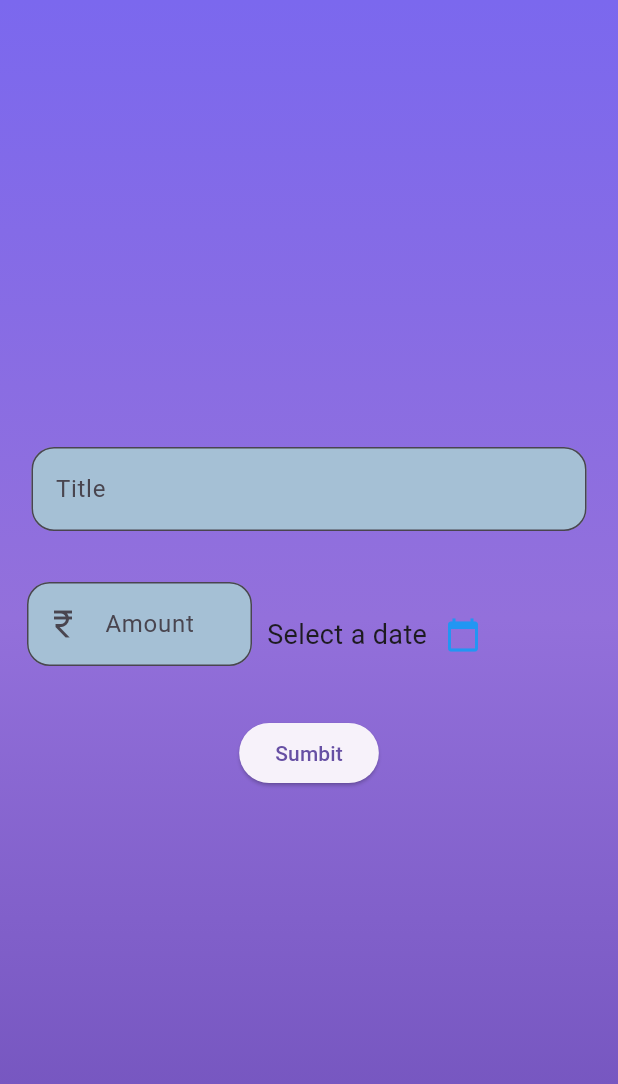
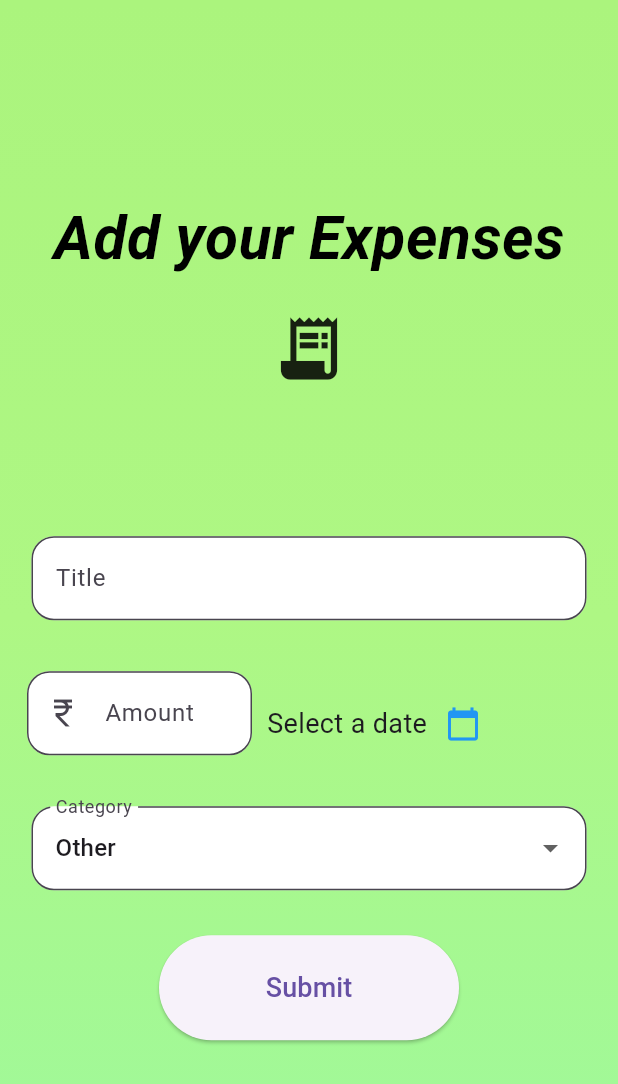
Before and after one commit to Taranpreet317/Expense-Tracker, a Flutter app: the Createexpense screen opened directly, on a phone screen of 412 x 824 dp. Shown: the top 1084 px of the screen. Run offline on Flutter 3.47's test engine with Material 3 defaults, Android fonts, the phone set to English and light mode, and no system bars; our stand-ins replace fl_chart, flutter_riverpod.

Commit message:
Final complete

```diff
--- a/lib/main.dart
+++ b/lib/main.dart
@@ -1,8 +1,12 @@
 import 'package:expense_tracker/repository/screens/splashscreen/splashscreen.dart';
 import 'package:flutter/material.dart';
+import 'package:flutter_riverpod/flutter_riverpod.dart';
 
 void main() {
-  runApp(const MyApp());
+  runApp(const ProviderScope(
+      child: MyApp(),
+    ),
+);
 }
 
 class MyApp extends StatelessWidget {
--- /dev/null
+++ b/lib/models/expense_model.dart
@@ -0,0 +1,13 @@
+class Expense {
+  final String title;
+  final int amount;
+  final DateTime date;
+   final String category;
+
+  Expense({
+    required this.title,
+    required this.amount,
+    required this.date,
+     required this.category,
+  });
+}
--- a/lib/repository/screens/createexpense/createexpense.dart
+++ b/lib/repository/screens/createexpense/createexpense.dart
@@ -1,14 +1,19 @@
+import 'package:expense_tracker/models/expense_model.dart';
+import 'package:expense_tracker/providers/expense_provider.dart';
 import 'package:expense_tracker/repository/screens/homescreen/homescreen.dart';
 import 'package:flutter/material.dart';
+import 'package:flutter_riverpod/flutter_riverpod.dart';
+import 'package:flutter_riverpod/legacy.dart';
 
-class Createexpense extends StatefulWidget {
-  @override
-  State<StatefulWidget> createState() => CreateexpenseState();
-}
+// Providers
+final selectedDateProvider = StateProvider<DateTime?>((ref) => null);
+final categories = ["Food", "Travel", "Movies", "Shopping", "Other"];
+final categoryProvider = StateProvider<String>((ref) => "Other");
 
-class CreateexpenseState extends State<Createexpense> {
-  DateTime? _selectedDate;
-  Future<void> _pickDate() async {
+class Createexpense extends ConsumerWidget {
+  const Createexpense({super.key});
+
+  Future<void> _pickDate(BuildContext context, WidgetRef ref) async {
     final DateTime? picked = await showDatePicker(
       context: context,
       initialDate: DateTime.now(),
@@ -16,51 +21,57 @@ class CreateexpenseState extends State<Createexpense> {
       lastDate: DateTime(2100),
     );
 
-    if (picked != null && picked != _selectedDate) {
-      setState(() {
-        _selectedDate = picked;
-      });
+    if (picked != null) {
+      ref.read(selectedDateProvider.notifier).state = picked;
     }
   }
 
-  final TextEditingController titlecontroller = TextEditingController();
-  final TextEditingController expensecontroller = TextEditingController();
+  @override
+  Widget build(BuildContext context, WidgetRef ref) {
+    final selectedDate = ref.watch(selectedDateProvider);
 
-  @override
-  void dispose() {
-    titlecontroller.dispose();
-    expensecontroller.dispose();
-    super.dispose();
-  }
+    final titleController = TextEditingController();
+    final expenseController = TextEditingController();
 
-  @override
-  Widget build(BuildContext context) {
     return Scaffold(
       body: Container(
         height: double.infinity,
         width: double.infinity,
-        decoration: BoxDecoration(
+        decoration: const BoxDecoration(
           gradient: LinearGradient(
             begin: Alignment.topCenter,
             end: Alignment.bottomCenter,
             colors: [
-              Color(0xFF7B68EE), // Medium slate blue
-              Color(0xFF9370DB), // Medium purple
-              Color.fromARGB(255, 110, 79, 184), // Medium orchid
+              Color.fromARGB(255, 171, 244, 125),
+              Color.fromARGB(255, 174, 247, 132),
+              Color.fromARGB(255, 158, 249, 157),
             ],
           ),
         ),
         child: Column(
           mainAxisAlignment: MainAxisAlignment.center,
           children: [
+            Text(
+              "Add your Expenses",
+              style: TextStyle(
+                color: Colors.black,
+                fontWeight: FontWeight.bold,
+                fontSize: 40,
+                fontStyle: FontStyle.italic,
+              ),
+            ),
+            SizedBox(height: 20),
+            Icon(Icons.receipt_long, size: 50),
+
+            SizedBox(height: 100),
             SizedBox(
               width: 370,
               height: 70,
               child: TextField(
-                controller: titlecontroller,
+                controller: titleController,
                 decoration: InputDecoration(
                   filled: true,
-                  fillColor: const Color.fromARGB(255, 165, 192, 213),
+                  fillColor: const Color.fromARGB(255, 255, 255, 255),
                   border: OutlineInputBorder(
                     borderRadius: BorderRadius.circular(15),
                   ),
@@ -68,58 +79,96 @@ class CreateexpenseState extends State<Createexpense> {
                 ),
               ),
             ),
-            SizedBox(height: 20),
+            const SizedBox(height: 20),
             Row(
               children: [
-                SizedBox(width: 18),
+                const SizedBox(width: 18),
                 SizedBox(
                   width: 150,
                   height: 70,
                   child: TextField(
+                    controller: expenseController,
                     keyboardType: TextInputType.number,
-                    controller: expensecontroller,
                     decoration: InputDecoration(
                       filled: true,
-                      fillColor: const Color.fromARGB(255, 165, 192, 213),
+                      fillColor: const Color.fromARGB(255, 255, 255, 255),
                       border: OutlineInputBorder(
                         borderRadius: BorderRadius.circular(15),
                       ),
                       labelText: "Amount",
-                      prefixIcon: Icon(Icons.currency_rupee),
+                      prefixIcon: const Icon(Icons.currency_rupee),
                     ),
                   ),
                 ),
-                SizedBox(width: 10),
+                const SizedBox(width: 10),
                 Text(
-                  _selectedDate == null
+                  selectedDate == null
                       ? "Select a date"
-                      : "${_selectedDate!.day}/${_selectedDate!.month}/${_selectedDate!.year}",
-                  style: TextStyle(fontSize: 18),
+                      : "${selectedDate.day}/${selectedDate.month}/${selectedDate.year}",
+                  style: const TextStyle(fontSize: 18),
                 ),
                 IconButton(
-                  icon: Icon(Icons.calendar_today, color: Colors.blue),
-                  onPressed: _pickDate,
+                  icon: const Icon(Icons.calendar_today, color: Colors.blue),
+                  onPressed: () => _pickDate(context, ref),
                 ),
               ],
             ),
-            SizedBox(height: 20),
-            ElevatedButton(
+            const SizedBox(height: 20),
+            SizedBox(
+              width: 370,
+              child: DropdownButtonFormField<String>(
+                value: ref.watch(categoryProvider),
+                items:
+                    categories.map((cat) {
+                      return DropdownMenuItem(value: cat, child: Text(cat));
+                    }).toList(),
+                onChanged: (value) {
+                  if (value != null) {
+                    ref.read(categoryProvider.notifier).state = value;
+                  }
+                },
+                decoration: InputDecoration(
+                  filled: true,
+                  fillColor: const Color.fromARGB(255, 255, 255, 255),
+                  border: OutlineInputBorder(
+                    borderRadius: BorderRadius.circular(15),
+                  ),
+                  labelText: "Category",
+                ),
+              ),
+            ),
+            SizedBox(height: 30),
+            SizedBox(
+              height: 70,
+              width: 200,
+              child: ElevatedButton(
                 onPressed: () {
-                final int expenseValue =
-                    int.tryParse(expensecontroller.text) ?? 0;
+                  final selectedDate = ref.read(selectedDateProvider);
+                  final title = titleController.text;
+                  final expense = int.parse(expenseController.text);
+                  final category = ref.read(categoryProvider);
+                  if (selectedDate != null && title.isNotEmpty && expense > 0) {
+                    ref
+                        .read(expensesProvider.notifier)
+                        .addExpense(
+                          Expense(
+                            title: title,
+                            amount: expense,
+                            date: selectedDate,
+                            category: category,
+                          ),
+                        );
+
                     Navigator.pushReplacement(
                       context,
                       MaterialPageRoute(
-                    builder:
-                        (context) => Homescreen(
-                          title: titlecontroller.text,
-                          expense: expenseValue,
-                          date: _selectedDate!,
-                        ),
+                        builder: (context) => const Homescreen(),
                       ),
                     );
+                  }
                 },
-              child: Text("Sumbit"),
+                child: const Text("Submit", style: TextStyle(fontSize: 18)),
+              ),
             ),
           ],
         ),
--- a/pubspec.yaml
+++ b/pubspec.yaml
@@ -31,9 +31,12 @@ dependencies:
   flutter:
     sdk: flutter
 
+
   # The following adds the Cupertino Icons font to your application.
   # Use with the CupertinoIcons class for iOS style icons.
   cupertino_icons: ^1.0.8
+  flutter_riverpod: ^3.0.1
+  fl_chart: ^0.68.0
 
 dev_dependencies:
   flutter_test:
```
Also changed, not shown: lib/providers/expense_provider.dart (added, +21 -0 lines), lib/repository/screens/homescreen/homescreen.dart (+96 -35 lines), lib/repository/screens/splashscreen/splashscreen.dart (+2 -9 lines), lib/widgets/category_chart.dart (added, +61 -0 lines), pubspec.lock. Lines whose indentation alone changed are shown as unchanged.
